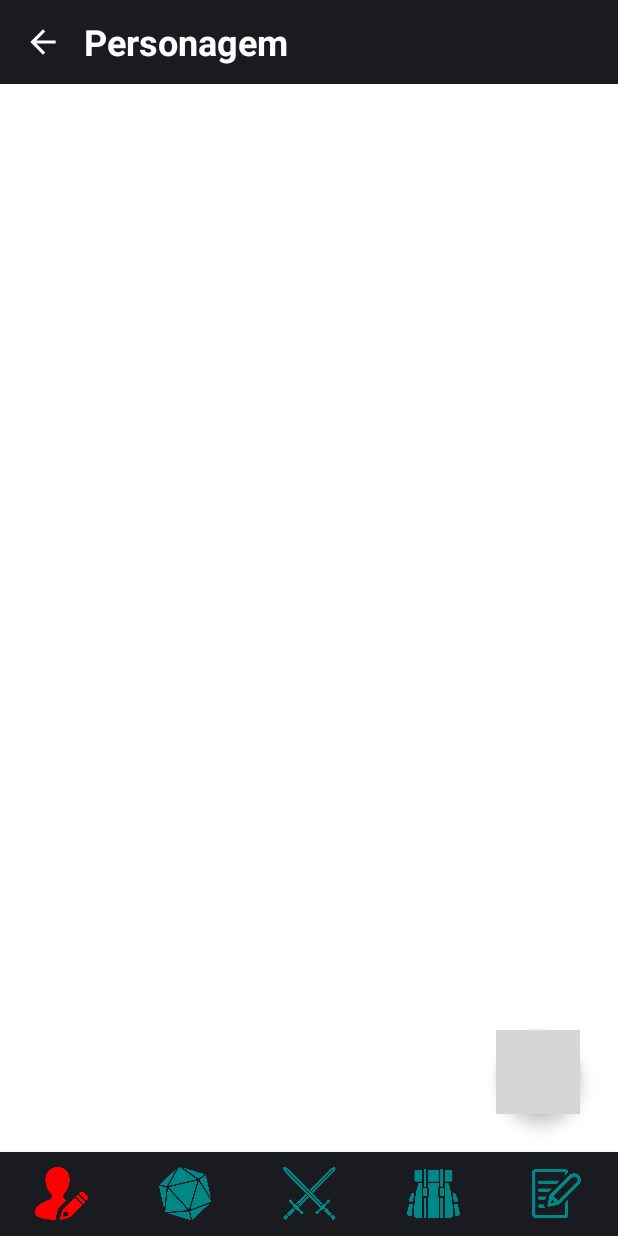
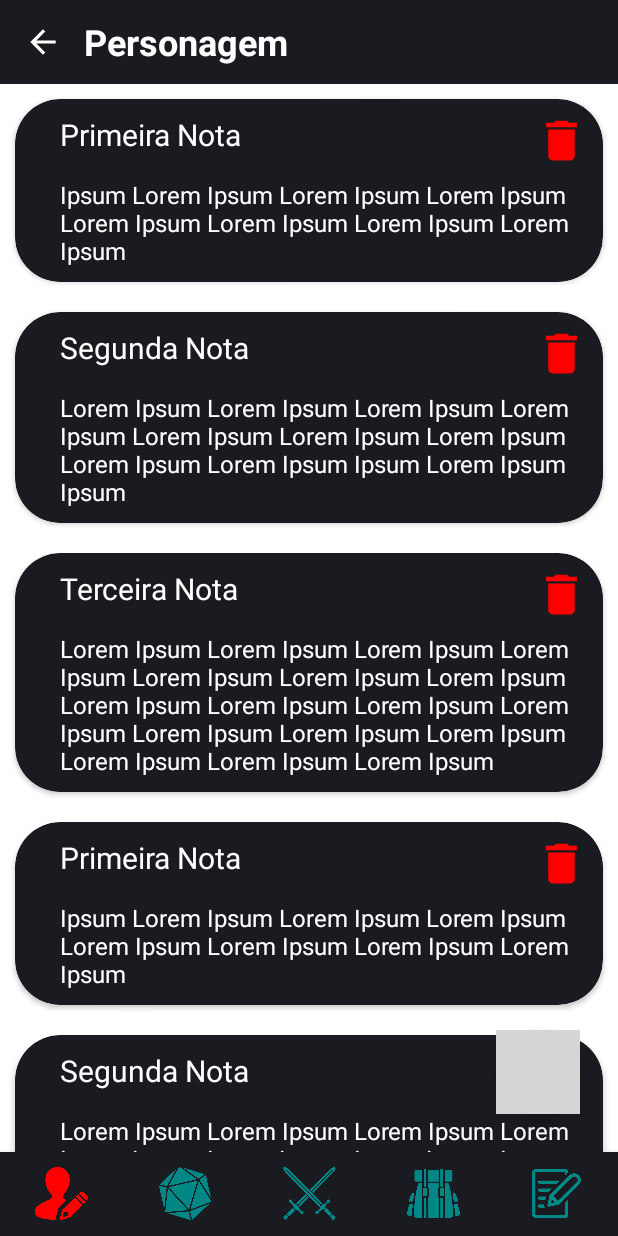
Before and after one commit to 404Kaizer/Eroda-RPG-D20-Sheet, an Android app: the fragment CharNotesFragment placed in its activity, on a phone screen of 412 x 824 dp. Run offline under Robolectric (Android 15) with nearby library versions, the phone set to English and light mode, and no system bars; libraries missing offline, so code that uses them is left out: com.jaredrummler.materialspinner; grey boxes are pictures that could not be loaded.

Commit message:
Example RecycleView in Notes Section
Example RecycleView in Notes Section

```diff
--- /dev/null
+++ b/app/src/main/java/com/example/erodad20sheet/adapter/NotesAdapter.kt
@@ -0,0 +1,37 @@
+package com.example.erodad20sheet.adapter
+
+import android.view.LayoutInflater
+import android.view.View
+import android.view.ViewGroup
+import android.widget.TextView
+import androidx.recyclerview.widget.RecyclerView
+import com.example.erodad20sheet.R
+import com.example.erodad20sheet.model.NotesDataClass
+import kotlin.collections.ArrayList
+
+class NotesAdapter(private val notesList: ArrayList<NotesDataClass>) : RecyclerView.Adapter<NotesAdapter.NotesViewHolder>() {
+
+    class NotesViewHolder(itemView: View) : RecyclerView.ViewHolder(itemView) {
+
+        private val titleTextView : TextView = itemView.findViewById(R.id.note_title)
+        private val descriptionTextView : TextView = itemView.findViewById(R.id.note_description)
+
+        fun populateAdapter(notes: NotesDataClass) {
+            titleTextView.text = notes.title
+            descriptionTextView.text = notes.description
+        }
+    }
+
+    override fun onCreateViewHolder(parent: ViewGroup, viewType: Int): NotesViewHolder {
+        val view = LayoutInflater.from(parent.context).inflate(R.layout.adapter_notes, parent, false)
+        return NotesViewHolder(view)
+    }
+
+    override fun onBindViewHolder(holder: NotesViewHolder, position: Int) {
+        holder.populateAdapter(notesList[position])
+    }
+
+    override fun getItemCount(): Int {
+        return notesList.size
+    }
+}
--- a/app/src/main/java/com/example/erodad20sheet/fragments/CharNotesFragment.kt
+++ b/app/src/main/java/com/example/erodad20sheet/fragments/CharNotesFragment.kt
@@ -5,7 +5,16 @@ import androidx.fragment.app.Fragment
 import android.view.LayoutInflater
 import android.view.View
 import android.view.ViewGroup
+import android.widget.ImageView
+import android.widget.Toast
+import androidx.recyclerview.widget.GridLayoutManager
+import androidx.recyclerview.widget.LinearLayoutManager
+import androidx.recyclerview.widget.RecyclerView
+import androidx.recyclerview.widget.StaggeredGridLayoutManager
 import com.example.erodad20sheet.R
+import com.example.erodad20sheet.adapter.NotesAdapter
+import com.example.erodad20sheet.model.NotesDataClass
+import kotlinx.android.synthetic.main.adapter_notes.*
 
 class CharNotesFragment : Fragment() {
 
@@ -21,6 +30,25 @@ class CharNotesFragment : Fragment() {
         return inflater.inflate(R.layout.fragment_char_notes, container, false)
     }
 
+    override fun onViewCreated(view: View, savedInstanceState: Bundle?) {
+        super.onViewCreated(view, savedInstanceState)
+
+        val note1 = NotesDataClass("Primeira Nota", "Ipsum Lorem Ipsum Lorem Ipsum Lorem Ipsum Lorem Ipsum Lorem Ipsum " +
+                "Lorem Ipsum Lorem Ipsum")
+        val note2 = NotesDataClass("Segunda Nota", "Lorem Ipsum Lorem Ipsum Lorem Ipsum Lorem Ipsum Lorem Ipsum Lorem Ipsum " +
+                "Lorem Ipsum Lorem Ipsum Lorem Ipsum Ipsum Lorem Ipsum Ipsum")
+        val note3 = NotesDataClass("Terceira Nota", "Lorem Ipsum Lorem Ipsum Lorem Ipsum Lorem Ipsum Lorem Ipsum Lorem Ipsum " +
+                "Lorem Ipsum Lorem Ipsum Lorem Ipsum Lorem Ipsum Lorem Ipsum Lorem Ipsum Lorem Ipsum Lorem Ipsum Lorem Ipsum " +
+                "Lorem Ipsum Lorem Ipsum")
+        val notesArrayList = arrayListOf(note1, note2, note3, note1, note2, note3, note1, note2, note3, note1, note2, note3,
+            note1, note2, note3, note1, note2, note3, note1, note2, note3, note1, note2, note3, note1, note2, note3, note1, note2, note3,
+            note1, note2, note3, note1, note2, note3, note1, note2, note3, note1, note2, note3, note1, note2, note3, note1, note2, note3)
+
+        val notesRecyclerView = view.findViewById<RecyclerView>(R.id.notes_recycler)
+        notesRecyclerView.layoutManager = LinearLayoutManager(view.context)
+        notesRecyclerView.adapter = NotesAdapter(notesArrayList)
+    }
+
     companion object {
         fun newInstance() = CharNotesFragment()
     }
--- /dev/null
+++ b/app/src/main/java/com/example/erodad20sheet/model/NotesDataClass.kt
@@ -0,0 +1,3 @@
+package com.example.erodad20sheet.model
+
+data class NotesDataClass(val title: String, val description: String)
--- /dev/null
+++ b/app/src/main/res/drawable/ic_baseline_delete_24.xml
@@ -0,0 +1,5 @@
+<vector android:height="24dp" android:tint="#FF0000"
+    android:viewportHeight="24" android:viewportWidth="24"
+    android:width="24dp" xmlns:android="http://schemas.android.com/apk/res/android">
+    <path android:fillColor="@android:color/white" android:pathData="M6,19c0,1.1 0.9,2 2,2h8c1.1,0 2,-0.9 2,-2V7H6v12zM19,4h-3.5l-1,-1h-5l-1,1H5v2h14V4z"/>
+</vector>
--- /dev/null
+++ b/app/src/main/res/layout/adapter_notes.xml
@@ -0,0 +1,47 @@
+<?xml version="1.0" encoding="utf-8"?>
+<androidx.cardview.widget.CardView xmlns:android="http://schemas.android.com/apk/res/android"
+    android:layout_width="match_parent"
+    android:layout_height="wrap_content"
+    xmlns:app="http://schemas.android.com/apk/res-auto"
+    android:backgroundTint="@color/dark_gray"
+    app:cardCornerRadius="30dp"
+    android:layout_margin="10dp">
+
+    <androidx.constraintlayout.widget.ConstraintLayout
+        android:id="@+id/note_container"
+        android:layout_width="match_parent"
+        android:layout_height="match_parent"
+        android:padding="10dp">
+
+        <TextView
+            android:id="@+id/note_title"
+            android:layout_width="wrap_content"
+            android:layout_height="wrap_content"
+            app:layout_constraintStart_toStartOf="parent"
+            app:layout_constraintTop_toTopOf="parent"
+            android:layout_marginHorizontal="20dp"
+            android:textSize="20sp"
+            android:text="AAAAAZZ"/>
+
+        <TextView
+            android:id="@+id/note_description"
+            android:layout_width="wrap_content"
+            android:layout_height="wrap_content"
+            app:layout_constraintStart_toStartOf="parent"
+            app:layout_constraintTop_toBottomOf="@id/note_title"
+            android:layout_marginHorizontal="20dp"
+            android:layout_marginVertical="15dp"
+            android:textSize="16sp"
+            android:text="AAAAAZZ"/>
+
+        <androidx.appcompat.widget.AppCompatImageView
+            android:id="@+id/delete_note"
+            android:layout_width="35dp"
+            android:layout_height="35dp"
+            app:layout_constraintTop_toTopOf="parent"
+            app:layout_constraintEnd_toEndOf="parent"
+            android:src="@drawable/ic_baseline_delete_24"/>
+
+    </androidx.constraintlayout.widget.ConstraintLayout>
+
+</androidx.cardview.widget.CardView>
--- a/app/src/main/res/layout/fragment_char_notes.xml
+++ b/app/src/main/res/layout/fragment_char_notes.xml
@@ -5,6 +5,11 @@
     android:layout_height="match_parent"
     xmlns:app="http://schemas.android.com/apk/res-auto"
     tools:context=".fragments.CharNotesFragment">
+
+    <androidx.recyclerview.widget.RecyclerView
+        android:id="@+id/notes_recycler"
+        android:layout_width="match_parent"
+        android:layout_height="match_parent"/>
 
     <com.google.android.material.floatingactionbutton.FloatingActionButton
         android:id="@+id/add_note_fab"
```
